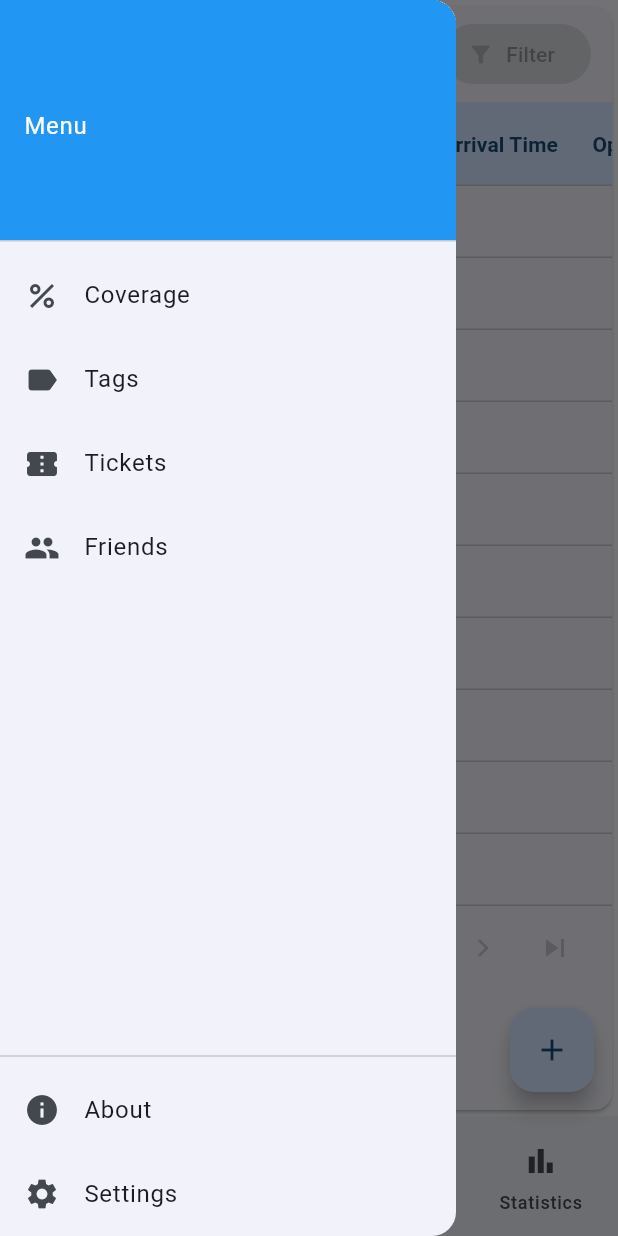
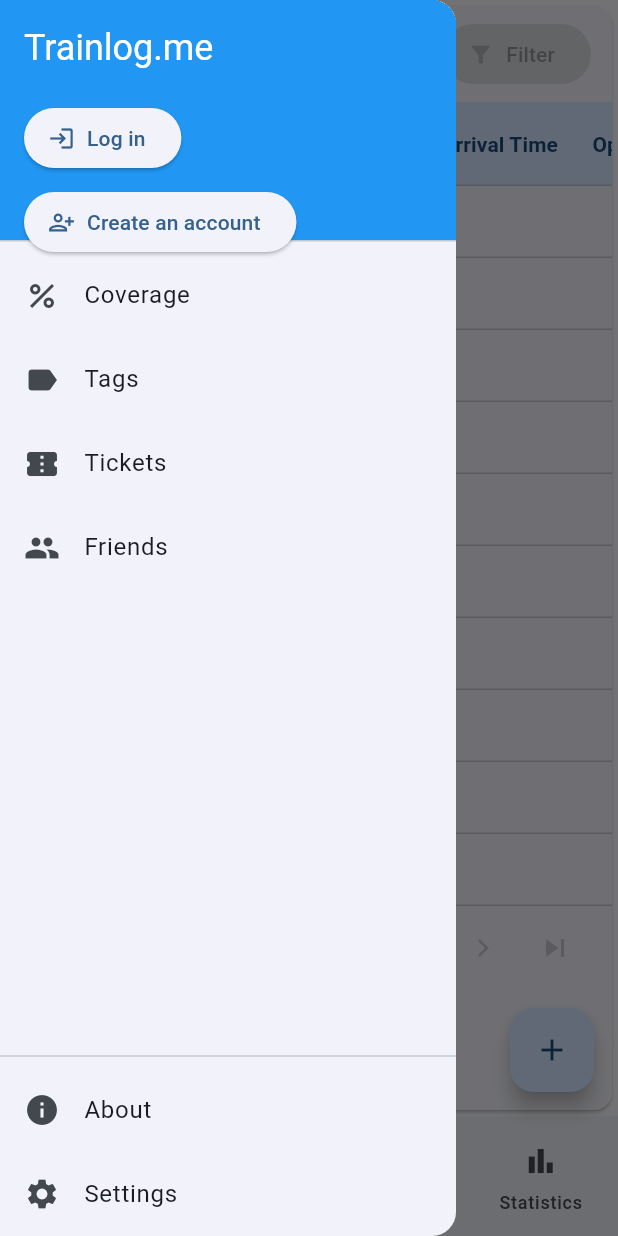
Before and after one commit to simeoncapy/trainlog-app, a Flutter app: the screen it shows after launch, item 2 of the bottom bar chosen, with the side drawer open, on a phone screen of 412 x 824 dp. Run offline on Flutter 3.47's test engine with Material 3 defaults, Android fonts, the phone set to English and light mode, and no system bars; our stand-ins replace csv, flutter_map, fluttertoast, latlong2, shared_preferences, sqflite and 1 more; missing offline and left inert: geodesy, google_polyline_algorithm; accounts and stored records are empty.

```diff
--- a/lib/l10n/app_en.arb
+++ b/lib/l10n/app_en.arb
@@ -4,6 +4,8 @@
   "language": "English",
   "mainMenuButtonTooltip": "Open menu",
   "filterButton": "Filter",
+  "loginButton": "Log in",
+  "createAccountButton": "Create an account",
 
   "settingsAppCategory": "App Settings",
   "settingsMapCategory": "Map Settings",
--- a/lib/l10n/app_fr.arb
+++ b/lib/l10n/app_fr.arb
@@ -4,6 +4,8 @@
   "language": "English",
   "mainMenuButtonTooltip": "Ouvrir le menu",
   "filterButton": "Filtrer",
+  "loginButton": "Connexion",
+  "createAccountButton": "Créer un compte",
 
   "settingsAppCategory": "Paramètres de l'application",
   "settingsMapCategory": "Paramètres de la carte",
--- a/lib/l10n/app_ja.arb
+++ b/lib/l10n/app_ja.arb
@@ -4,6 +4,8 @@
   "language": "日本語",
   "mainMenuButtonTooltip": "メニューを開く",
   "filterButton": "フィルター",
+  "loginButton": "ログイン",
+  "createAccountButton": "アカウントを作成",
 
   "settingsAppCategory": "アプリ設定",
   "settingsMapCategory": "地図設定",
--- a/lib/l10n/app_localizations.dart
+++ b/lib/l10n/app_localizations.dart
@@ -123,6 +123,18 @@ abstract class AppLocalizations {
   /// In en, this message translates to:
   /// **'Filter'**
   String get filterButton;
+
+  /// No description provided for @loginButton.
+  ///
+  /// In en, this message translates to:
+  /// **'Log in'**
+  String get loginButton;
+
+  /// No description provided for @createAccountButton.
+  ///
+  /// In en, this message translates to:
+  /// **'Create an account'**
+  String get createAccountButton;
 
   /// No description provided for @settingsAppCategory.
   ///
--- a/lib/l10n/app_localizations_en.dart
+++ b/lib/l10n/app_localizations_en.dart
@@ -19,6 +19,12 @@ class AppLocalizationsEn extends AppLocalizations {
 
   @override
   String get filterButton => 'Filter';
+
+  @override
+  String get loginButton => 'Log in';
+
+  @override
+  String get createAccountButton => 'Create an account';
 
   @override
   String get settingsAppCategory => 'App Settings';
--- a/lib/l10n/app_localizations_fr.dart
+++ b/lib/l10n/app_localizations_fr.dart
@@ -19,6 +19,12 @@ class AppLocalizationsFr extends AppLocalizations {
 
   @override
   String get filterButton => 'Filtrer';
+
+  @override
+  String get loginButton => 'Connexion';
+
+  @override
+  String get createAccountButton => 'Créer un compte';
 
   @override
   String get settingsAppCategory => 'Paramètres de l\'application';
--- a/lib/l10n/app_localizations_ja.dart
+++ b/lib/l10n/app_localizations_ja.dart
@@ -19,6 +19,12 @@ class AppLocalizationsJa extends AppLocalizations {
 
   @override
   String get filterButton => 'フィルター';
+
+  @override
+  String get loginButton => 'ログイン';
+
+  @override
+  String get createAccountButton => 'アカウントを作成';
 
   @override
   String get settingsAppCategory => 'アプリ設定';
--- a/lib/main.dart
+++ b/lib/main.dart
@@ -2,6 +2,7 @@ import 'package:flutter/material.dart';
 import 'package:provider/provider.dart';
 import 'package:trainlog_app/pages/about_page.dart';
 import 'package:trainlog_app/providers/trips_provider.dart';
+import 'package:trainlog_app/widgets/menu_header.dart';
 import 'package:trainlog_app/widgets/trips_loader.dart';
 import 'pages/map_page.dart';
 import 'pages/trips_page.dart';
@@ -246,13 +247,7 @@ class _MyAppState extends State<MyApp> {
                 children: [
                   const DrawerHeader(
                     decoration: BoxDecoration(color: Colors.blue),
-                    child: Align(
-                      alignment: Alignment.centerLeft,
-                      child: Text(
-                        'Menu',
-                        style: TextStyle(color: Colors.white),
-                      ),
-                    ),
+                    child: MenuHeader(),
                   ),
                   Expanded(
                     child: ListView(
--- a/lib/pages/settings_page.dart
+++ b/lib/pages/settings_page.dart
@@ -89,6 +89,7 @@ class SettingsPage extends StatelessWidget {
                     onChanged: (PathDisplayOrder? newValue) {
                       if (newValue != null) {
                         settings.setPathDisplayOrder(newValue);
+                        settings.setShouldReloadPolylines(true);
                       }
                     },
                     items: [
@@ -117,6 +118,7 @@ class SettingsPage extends StatelessWidget {
                 onChanged: (MapColorPalette? newValue) {
                   if (newValue != null) {
                     settings.setMapColorPalette(newValue);
+                    settings.setShouldReloadPolylines(true);
                   }
                 },
                 items: [
--- /dev/null
+++ b/lib/widgets/menu_header.dart
@@ -0,0 +1,40 @@
+import 'package:flutter/material.dart';
+import 'package:trainlog_app/l10n/app_localizations.dart';
+
+class MenuHeader extends StatelessWidget {
+  const MenuHeader({
+    super.key,
+  });
+  final isConnected = false;
+
+  @override
+  Widget build(BuildContext context) {
+    final appLocalization = AppLocalizations.of(context)!;
+    return Align(
+      alignment: Alignment.topLeft,
+      child: Column(
+        crossAxisAlignment: CrossAxisAlignment.start,
+        children: [
+          Text(
+            'Trainlog.me',
+            style: Theme.of(context).textTheme.headlineSmall?.copyWith(color: Colors.white),
+          ),
+          const SizedBox(height: 20),
+          if (!isConnected) ...[
+            ElevatedButton.icon(
+              onPressed: () {},
+              label: Text(appLocalization.loginButton),
+              icon: Icon(Icons.login),
+            ),
+            const SizedBox(height: 8),
+            ElevatedButton.icon(
+              onPressed: () {},
+              label: Text(appLocalization.createAccountButton),
+              icon: Icon(Icons.person_add_alt),
+            ),
+          ],
+        ],
+      ),
+    );
+  }
+}
```
Also changed, not shown: lib/pages/map_page.dart (+45 -11 lines), lib/providers/settings_provider.dart (+20 -0 lines), lib/utils/polyline_utils.dart (+32 -0 lines), lib/widgets/trip_details_bottom_sheet.dart (+49 -0 lines), lib/widgets/trip_time_line.dart (+1 -16 lines).
